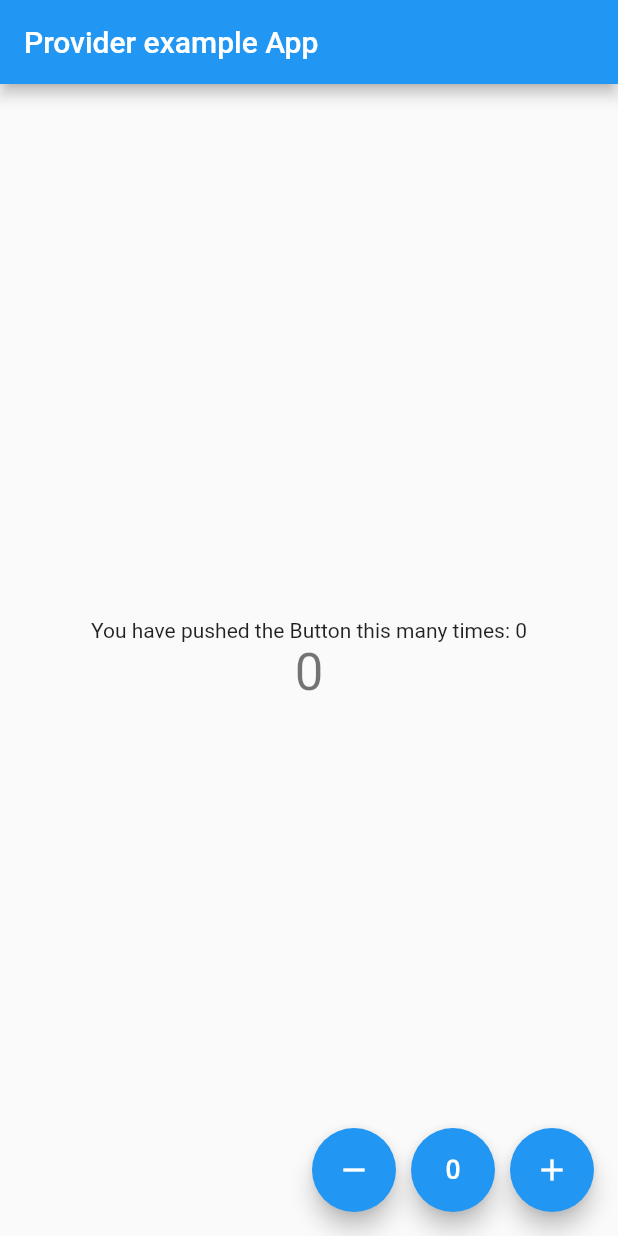
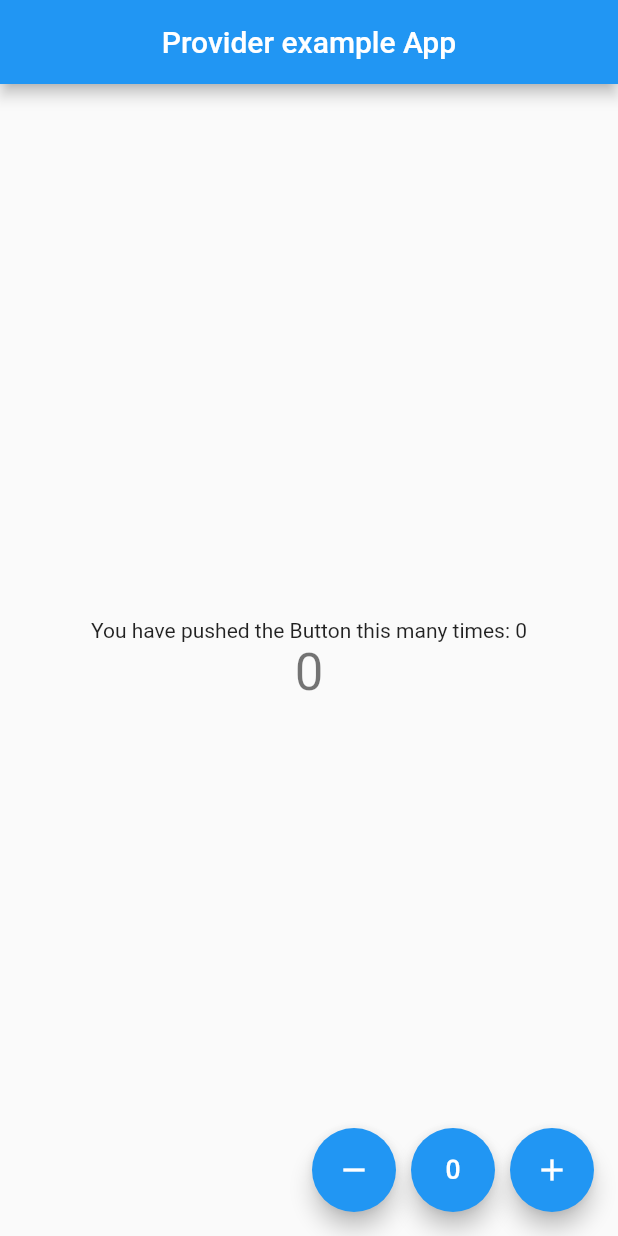
Before and after one commit to balogun14/providerclasses, a Flutter app: the screen it shows after launch, on a phone screen of 412 x 824 dp. Run offline on Flutter 3.47's test engine with Material 2 defaults, Android fonts, the phone set to English and light mode, and no system bars.

Commit message:
practicing provider flutter

```diff
--- a/lib/screens/screen.dart
+++ b/lib/screens/screen.dart
@@ -10,9 +10,13 @@ class ScreenPage extends StatelessWidget {
   @override
   Widget build(BuildContext context) {
     return MaterialApp(
+      color: Color.fromARGB(31, 110, 11, 11),
       home: Scaffold(
         appBar: AppBar(
-          title: const Text('Provider example App'),
+          title: Center(
+              child: const Text(
+            'Provider example App',
+          )),
         ),
         body: Center(
           child: Column(
```
